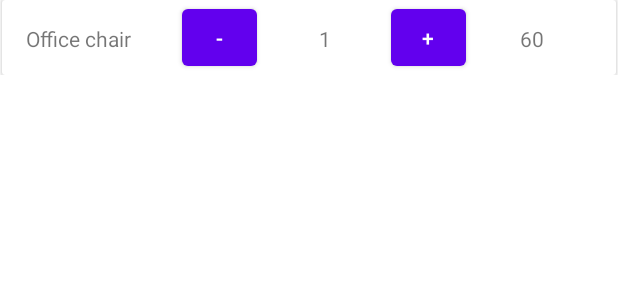
After one commit to shaheershoaib/BudgetBot, an Android app: the layout rview_row.xml on its own in the app's theme, with its tools: preview values and no code run, on a phone screen of 412 x 824 dp. The commit adds this screen. Shown: the top 300 px of the screen. Run offline under Robolectric (Android 15) with nearby library versions, the phone set to English and light mode, and no system bars.

Commit message:
ahmeds commit

```diff
--- /dev/null
+++ b/app/src/main/res/layout/rview_row.xml
@@ -0,0 +1,73 @@
+<?xml version="1.0" encoding="utf-8"?>
+<androidx.constraintlayout.widget.ConstraintLayout xmlns:android="http://schemas.android.com/apk/res/android"
+    xmlns:app="http://schemas.android.com/apk/res-auto"
+    xmlns:tools="http://schemas.android.com/tools"
+    android:layout_width="match_parent"
+    android:layout_height="wrap_content">
+
+    <androidx.cardview.widget.CardView
+        android:layout_width="0dp"
+        android:layout_height="wrap_content"
+        android:layout_marginStart="1dp"
+        android:layout_marginEnd="1dp"
+        app:layout_constraintBottom_toBottomOf="parent"
+        app:layout_constraintEnd_toEndOf="parent"
+        app:layout_constraintStart_toStartOf="parent"
+        app:layout_constraintTop_toTopOf="parent" >
+
+        <androidx.constraintlayout.widget.ConstraintLayout
+            android:layout_width="match_parent"
+            android:layout_height="match_parent">
+
+            <TextView
+                android:id="@+id/itemName"
+                android:layout_width="wrap_content"
+                android:layout_height="wrap_content"
+                android:layout_marginStart="16dp"
+                android:layout_marginTop="16dp"
+                android:text="Office chair"
+                app:layout_constraintStart_toStartOf="parent"
+                app:layout_constraintTop_toTopOf="parent" />
+
+            <Button
+                android:id="@+id/minus_button"
+                android:layout_width="50dp"
+                android:layout_height="50dp"
+                android:layout_marginStart="120dp"
+                android:text="-"
+                app:layout_constraintStart_toStartOf="parent"
+                app:layout_constraintTop_toTopOf="parent" />
+
+            <TextView
+                android:id="@+id/itemCount"
+                android:layout_width="wrap_content"
+                android:layout_height="wrap_content"
+                android:layout_marginStart="16dp"
+                android:layout_marginTop="16dp"
+                android:text="1"
+                app:layout_constraintEnd_toStartOf="@+id/plus_button"
+                app:layout_constraintHorizontal_bias="0.384"
+                app:layout_constraintStart_toEndOf="@+id/minus_button"
+                app:layout_constraintTop_toTopOf="parent" />
+
+            <Button
+                android:id="@+id/plus_button"
+                android:layout_width="50dp"
+                android:layout_height="50dp"
+                android:layout_marginEnd="100dp"
+                android:text="+"
+                app:layout_constraintEnd_toEndOf="parent"
+                app:layout_constraintTop_toTopOf="parent" />
+
+            <TextView
+                android:id="@+id/itemPrice"
+                android:layout_width="wrap_content"
+                android:layout_height="wrap_content"
+                android:layout_marginTop="16dp"
+                android:layout_marginEnd="48dp"
+                android:text="60"
+                app:layout_constraintEnd_toEndOf="parent"
+                app:layout_constraintTop_toTopOf="parent" />
+        </androidx.constraintlayout.widget.ConstraintLayout>
+    </androidx.cardview.widget.CardView>
+</androidx.constraintlayout.widget.ConstraintLayout>
```
Also changed, not shown: app/src/main/java/com/example/budgetbot/Cart.java (added, +67 -0 lines), app/src/main/java/com/example/budgetbot/Item_RV_Adapter.java (added, +167 -0 lines), app/src/main/java/com/example/budgetbot/Item_model.java (added, +46 -0 lines), app/src/main/res/layout/cart_layout.xml (added, +60 -0 lines), app/src/main/res/values/strings.xml (+18 -0 lines).
